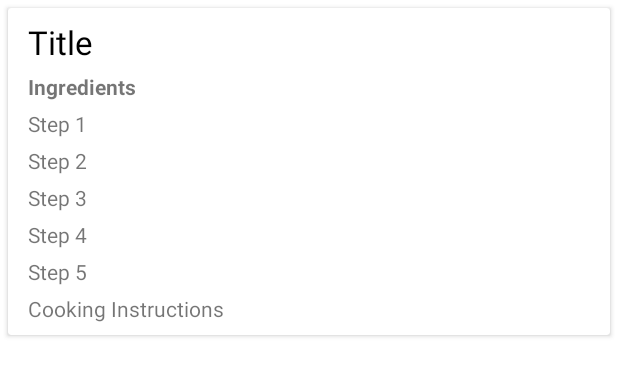
After one commit to emmaboyd1231/SavorySecrets, an Android app: the layout recipe_list_layout.xml on its own in the app's theme, with its tools: preview values and no code run, on a phone screen of 412 x 824 dp. The commit adds this screen. Shown: the top 376 px of the screen. Run offline under Robolectric (Android 15) with nearby library versions, the phone set to English and light mode, and no system bars.

Commit message:
Figuring out recyclerview and displaying recipe data

```diff
--- a/app/build.gradle
+++ b/app/build.gradle
@@ -45,6 +45,8 @@ dependencies {
     implementation platform('com.google.firebase:firebase-bom:26.3.0')
     implementation 'com.google.firebase:firebase-database-ktx'
     implementation 'com.google.firebase:firebase-auth:21.0.3'
+    implementation 'androidx.recyclerview:recyclerview:1.3.0-alpha02'
+    implementation 'androidx.cardview:cardview:1.0.0'
     testImplementation 'junit:junit:4.+'
     androidTestImplementation 'androidx.test.ext:junit:1.1.3'
     androidTestImplementation 'androidx.test.espresso:espresso-core:3.4.0'
--- a/app/src/main/java/com/example/savorysecrets/ui/login/LoginActivity.java
+++ b/app/src/main/java/com/example/savorysecrets/ui/login/LoginActivity.java
@@ -52,7 +52,7 @@ public class LoginActivity extends AppCompatActivity {
 
     TextInputLayout username, password;
     Button login;
-    String currentUser;
+    public String currentUser;
 
     FirebaseDatabase rootNode;
     DatabaseReference reference;
--- /dev/null
+++ b/app/src/main/res/layout/recipe_list_layout.xml
@@ -0,0 +1,101 @@
+<?xml version="1.0" encoding="utf-8"?>
+<LinearLayout xmlns:android="http://schemas.android.com/apk/res/android"
+    android:layout_width="match_parent"
+    android:layout_height="wrap_content">
+    //android:orientation="vertical">
+
+    <androidx.cardview.widget.CardView
+        android:layout_width="match_parent"
+        android:layout_height="match_parent"
+        android:layout_margin="5dp">
+
+        <RelativeLayout
+            android:layout_width="match_parent"
+            android:layout_height="match_parent"
+            android:padding="8dp">
+
+            <TextView
+                android:id="@+id/textViewTitle"
+                android:layout_width="wrap_content"
+                android:layout_height="wrap_content"
+                android:layout_marginLeft="5dp"
+                android:text="Title"
+                android:textAppearance="@style/Base.TextAppearance.AppCompat.Large"
+                android:textColor="#000000" />
+
+            <TextView
+                android:id="@+id/textViewIngredients"
+                android:layout_width="wrap_content"
+                android:layout_height="wrap_content"
+                android:layout_below="@id/textViewTitle"
+                android:layout_marginLeft="5dp"
+                android:layout_marginTop="5dp"
+                android:text="Ingredients"
+                android:textAppearance="@style/Base.TextAppearance.AppCompat.Small"
+                android:textStyle="bold" />
+
+            <TextView
+                android:id="@+id/textViewStep1"
+                android:layout_width="wrap_content"
+                android:layout_height="wrap_content"
+                android:layout_below="@id/textViewIngredients"
+                android:layout_marginLeft="5dp"
+                android:layout_marginTop="5dp"
+                android:text="Step 1"
+                android:textAppearance="@style/Base.TextAppearance.AppCompat.Small" />
+
+            <TextView
+                android:id="@+id/textViewStep2"
+                android:layout_width="wrap_content"
+                android:layout_height="wrap_content"
+                android:layout_below="@id/textViewStep1"
+                android:layout_marginLeft="5dp"
+                android:layout_marginTop="5dp"
+                android:text="Step 2"
+                android:textAppearance="@style/Base.TextAppearance.AppCompat.Small" />
+
+            <TextView
+                android:id="@+id/textViewStep3"
+                android:layout_width="wrap_content"
+                android:layout_height="wrap_content"
+                android:layout_below="@id/textViewStep2"
+                android:layout_marginLeft="5dp"
+                android:layout_marginTop="5dp"
+                android:text="Step 3"
+                android:textAppearance="@style/Base.TextAppearance.AppCompat.Small" />
+
+            <TextView
+                android:id="@+id/textViewStep4"
+                android:layout_width="wrap_content"
+                android:layout_height="wrap_content"
+                android:layout_below="@id/textViewStep3"
+                android:layout_marginLeft="5dp"
+                android:layout_marginTop="5dp"
+                android:text="Step 4"
+                android:textAppearance="@style/Base.TextAppearance.AppCompat.Small" />
+
+            <TextView
+                android:id="@+id/textViewStep5"
+                android:layout_width="wrap_content"
+                android:layout_height="wrap_content"
+                android:layout_below="@id/textViewStep4"
+                android:layout_marginLeft="5dp"
+                android:layout_marginTop="5dp"
+                android:text="Step 5"
+                android:textAppearance="@style/Base.TextAppearance.AppCompat.Small" />
+
+            <TextView
+                android:id="@+id/textViewInstructions"
+                android:layout_width="wrap_content"
+                android:layout_height="wrap_content"
+                android:layout_below="@id/textViewStep5"
+                android:layout_marginLeft="5dp"
+                android:layout_marginTop="5dp"
+                android:text="Cooking Instructions"
+                android:textAppearance="@style/Base.TextAppearance.AppCompat.Small" />
+
+        </RelativeLayout>
+
+    </androidx.cardview.widget.CardView>
+
+</LinearLayout>
```
Also changed, not shown: app/src/main/java/com/example/savorysecrets/AddRecipe.java (+15 -7 lines), app/src/main/java/com/example/savorysecrets/MyRecipes.java (+69 -1 lines), app/src/main/java/com/example/savorysecrets/RecipeAdapter.java (added, +77 -0 lines), app/src/main/java/com/example/savorysecrets/RecipeHelperClass.java (+11 -2 lines), app/src/main/java/com/example/savorysecrets/SignUpActivity.java (+5 -4 lines), app/src/main/res/layout/activity_add_recipe.xml (+15 -0 lines), app/src/main/res/layout/activity_my_recipes.xml (+7 -25 lines).
